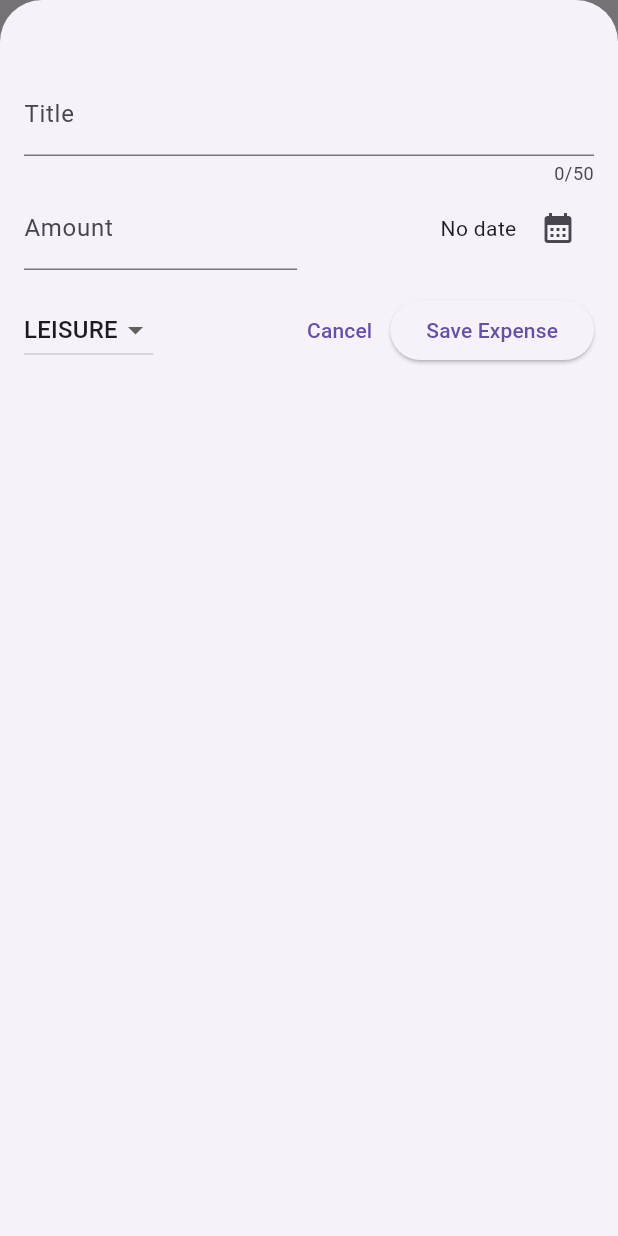
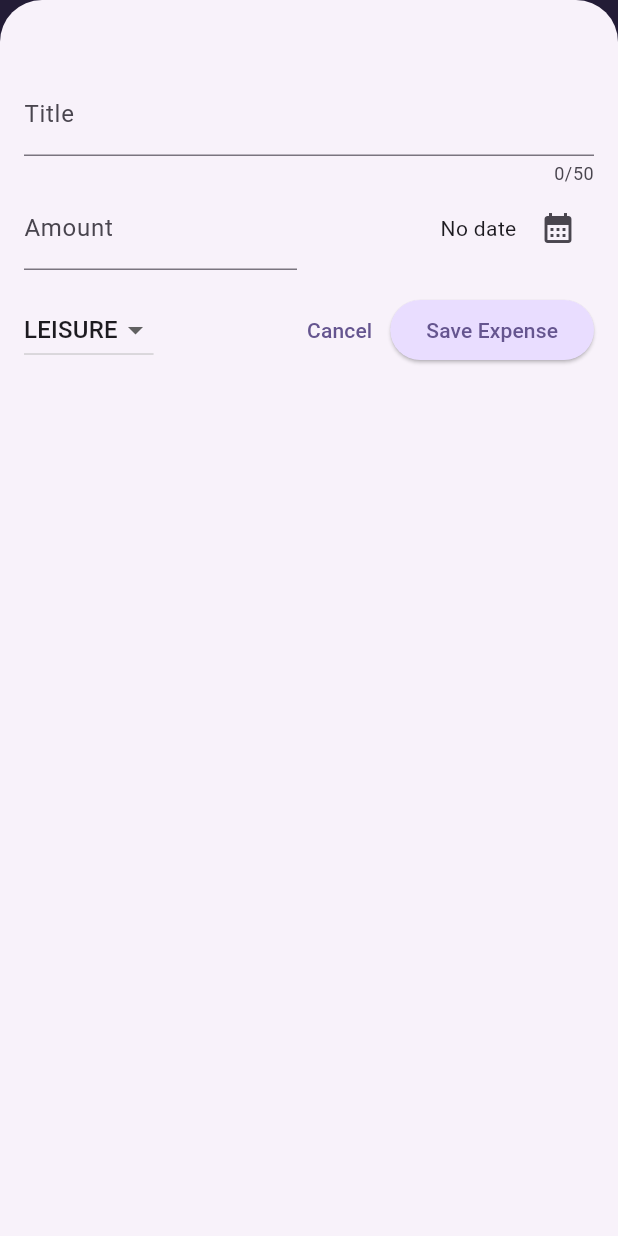
Before and after one commit to Gaslandie/expense_tracker_flutter, a Flutter app: the screen it shows after launch, after a tap on the "add" icon, on a phone screen of 412 x 824 dp. Run offline on Flutter 3.47's test engine with Material 3 defaults, Android fonts, the phone set to English and light mode, and no system bars.

```diff
--- a/lib/main.dart
+++ b/lib/main.dart
@@ -1,10 +1,62 @@
 import 'package:flutter/material.dart';
 import 'package:expense_tracker/widgets/expenses.dart';
+
+//va nous permettre d'avoir des couleurs derivées de notre seedColor pour les items de notre app
+var kColorScheme = ColorScheme.fromSeed(
+  seedColor: const Color.fromARGB(255, 96, 59, 181),
+);
+
+//pour notre Dark mode
+var kDarkColorScheme = ColorScheme.fromSeed(
+  //brightness pour dire à flutter que c'est pour notre darkMode ce colorScheme
+  brightness: Brightness.dark,
+  seedColor: const Color.fromARGB(255, 5, 59, 125),
+);
+
 void main() {
   runApp(
     MaterialApp(
-      theme: ThemeData().copyWith(scaffoldBackgroundColor: const Color.fromARGB(255, 230, 218, 184)),
-      home:Expenses(),
-    )
+      darkTheme: ThemeData.dark().copyWith(
+        colorScheme: kDarkColorScheme,
+         appBarTheme: const AppBarTheme().copyWith(
+          backgroundColor: kDarkColorScheme.onPrimaryContainer,
+          foregroundColor: kDarkColorScheme.primaryContainer,
+        ),
+        elevatedButtonTheme: ElevatedButtonThemeData(
+          style: ElevatedButton.styleFrom(
+            backgroundColor: kDarkColorScheme.primaryContainer,
+          ),
+        ),
+        textTheme: ThemeData().textTheme.copyWith(
+          titleLarge: TextStyle(
+            fontWeight: FontWeight.normal,
+            color: kDarkColorScheme.onSecondaryContainer,
+            fontSize: 14,
+          ),
+        ),
+      ),
+      theme: ThemeData().copyWith(
+        colorScheme: kColorScheme,
+        appBarTheme: const AppBarTheme().copyWith(
+          backgroundColor: kColorScheme.onPrimaryContainer,
+          foregroundColor: kColorScheme.primaryContainer,
+        ),
+        elevatedButtonTheme: ElevatedButtonThemeData(
+          style: ElevatedButton.styleFrom(
+            backgroundColor: kColorScheme.primaryContainer,
+          ),
+        ),
+        textTheme: ThemeData().textTheme.copyWith(
+          titleLarge: TextStyle(
+            fontWeight: FontWeight.normal,
+            color: kColorScheme.onSecondaryContainer,
+            fontSize: 14,
+          ),
+        ),
+      ),
+      //themeMode pour avoir le controle sur le theme à appliquer
+      //themeMode: ThemeMode.system //default
+      home: Expenses(),
+    ),
   );
 }
--- a/lib/widgets/expenses_list/expense_item.dart
+++ b/lib/widgets/expenses_list/expense_item.dart
@@ -8,15 +8,17 @@ class ExpenseItem extends StatelessWidget {
 
   @override
   Widget build(BuildContext context) {
-    return Card(child: Padding(
-      padding: const EdgeInsets.symmetric(
-        horizontal: 20,
-        vertical: 10
-      ),
+    return Card(
+      child: Padding(
+        padding: const EdgeInsets.symmetric(horizontal: 20, vertical: 10),
         child: Column(
+          //mettre notre texte au debut horizontalement
+          crossAxisAlignment: CrossAxisAlignment.start,
           children: [
-          Text(expense.title),
-          const SizedBox(height:4),
+            //Theme.of(context) nous a permet d'acceder au theme de notre app et donc
+            //au theme titreLarge qu'on a creer dans notre main
+            Text(expense.title, style: Theme.of(context).textTheme.titleLarge),
+            const SizedBox(height: 4),
             Row(
               children: [
                 Text('\$${expense.amount.toStringAsFixed(2)}'),
@@ -24,14 +26,15 @@ class ExpenseItem extends StatelessWidget {
                 Row(
                   children: [
                     Icon(categoryIcons[expense.category]),
-                  const SizedBox(width:8),
-                  Text(expense.formattedDate)
+                    const SizedBox(width: 8),
+                    Text(expense.formattedDate),
                   ],
                 ),
               ],
-          )
+            ),
           ],
         ),
-    ));
+      ),
+    );
   }
 }
--- a/lib/widgets/expenses_list/expenses_list.dart
+++ b/lib/widgets/expenses_list/expenses_list.dart
@@ -19,6 +19,12 @@ class ExpensesList extends StatelessWidget {
           //Dismiss est un widget qui permet de supprmier un widget avec les données associées à l'aide son key
           //ici on peut utiliser notre expenses[index] car c'est unique par item de notre liste
           Dismissible(
+            //Container car nous donne accès à certaines propriétés telles que color,
+            //colorScheme qu'on a avec notre color Scheme dans main, et on a accès à colorScheme.error qui est rouge
+            background: Container(
+              color: Theme.of(context).colorScheme.error,
+              margin: const EdgeInsets.symmetric(horizontal: 16),
+            ),
             key: ValueKey(expenses[index]),
 
             //pour ce qu'on veut faire une fois le item supprimé
```
Also changed, not shown: lib/models/expense.dart (+24 -0 lines), lib/widgets/chart/chart.dart (added, +95 -0 lines), lib/widgets/chart/chart_bar.dart (added, +34 -0 lines). Lines whose indentation alone changed are shown as unchanged.
